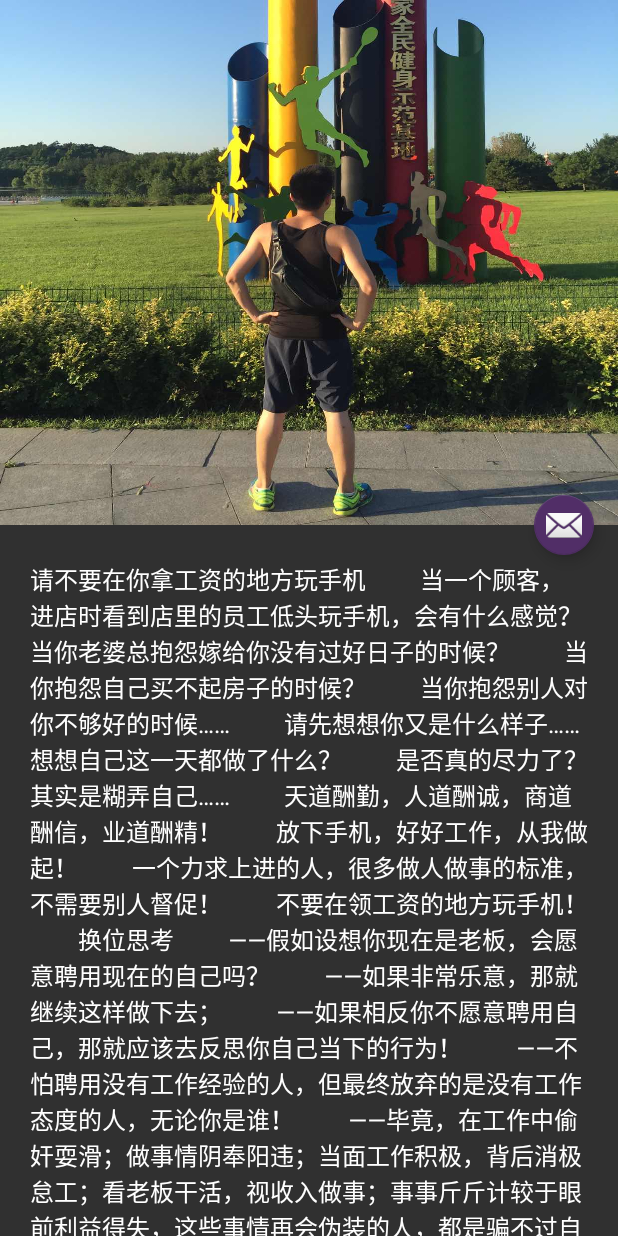
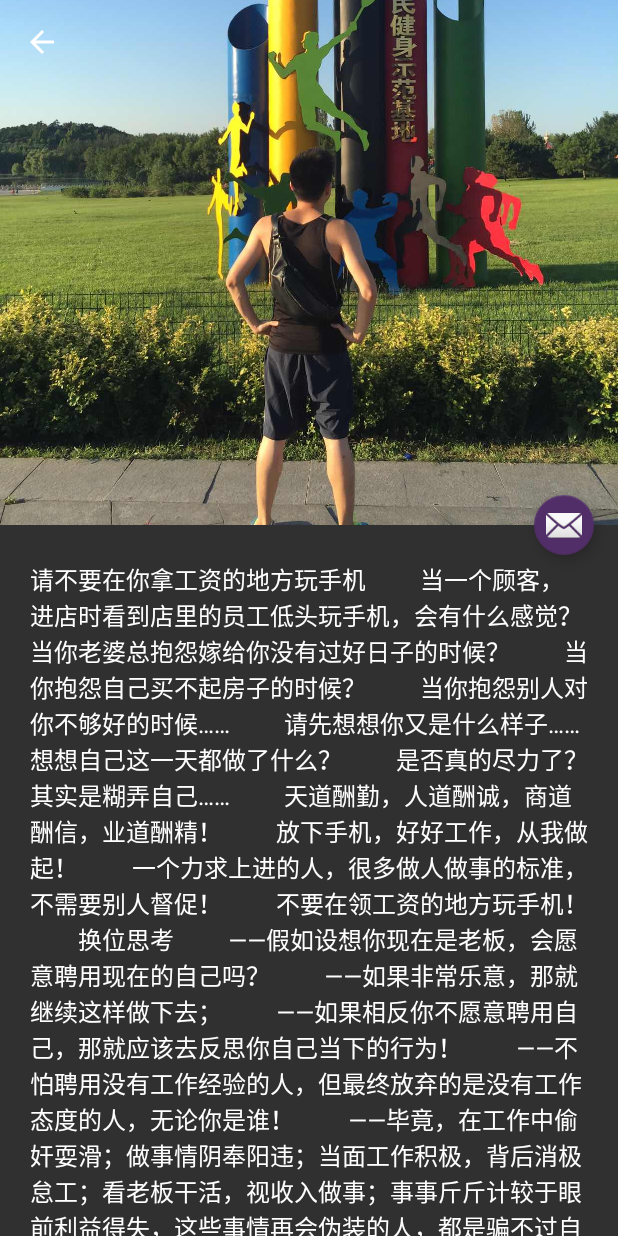
Before and after one commit to KobeBryant824/MaterialDesignSample, an Android app: the DetailActivity screen opened directly, with no data from a screen before it, on a phone screen of 412 x 824 dp. Run offline under Robolectric (Android 15) with nearby library versions, the phone set to English and light mode, and no system bars; pictures from the network do not load; 1 statement that could not run was skipped.

Commit message:
添加透明状态栏属性

```diff
--- a/app/build.gradle
+++ b/app/build.gradle
@@ -35,6 +35,6 @@ dependencies {
     compile 'com.android.support:cardview-v7:25.3.1'
     compile 'com.android.support:palette-v7:25.3.1'
     compile 'com.android.support:percent:25.3.1'
-
     compile 'com.github.jdsjlzx:LRecyclerView:1.4.2'
+    compile 'com.github.bumptech.glide:glide:3.7.0'
 }
--- a/app/src/main/AndroidManifest.xml
+++ b/app/src/main/AndroidManifest.xml
@@ -3,6 +3,7 @@
           package="com.cxh.materialdesignsample">
 
     <uses-permission android:name="android.permission.ACCESS_NETWORK_STATE"/>
+    <uses-permission android:name="android.permission.INTERNET"/>
 
     <application
             android:allowBackup="true"
--- a/app/src/main/java/com/cxh/materialdesignsample/activity/BaseActivity.java
+++ b/app/src/main/java/com/cxh/materialdesignsample/activity/BaseActivity.java
@@ -1,5 +1,6 @@
 package com.cxh.materialdesignsample.activity;
 
+import android.support.v7.app.ActionBar;
 import android.support.v7.app.AppCompatActivity;
 import android.support.v7.widget.Toolbar;
 
@@ -12,8 +13,10 @@ public class BaseActivity extends AppCompatActivity {
         Toolbar toolbar = (Toolbar) findViewById(R.id.toolbar);
         toolbar.setTitle(title);
         setSupportActionBar(toolbar);
-        getSupportActionBar().setDisplayHomeAsUpEnabled(true);
+        if (getSupportActionBar() != null)
+            getSupportActionBar().setDisplayHomeAsUpEnabled(true);
         return toolbar;
+
     }
 
     // ToolBar返回回调
--- a/app/src/main/java/com/cxh/materialdesignsample/activity/DetailActivity.java
+++ b/app/src/main/java/com/cxh/materialdesignsample/activity/DetailActivity.java
@@ -2,8 +2,10 @@ package com.cxh.materialdesignsample.activity;
 
 import android.app.Activity;
 import android.content.Intent;
+import android.graphics.Color;
 import android.os.Build;
 import android.os.Bundle;
+import android.support.design.widget.AppBarLayout;
 import android.support.design.widget.CollapsingToolbarLayout;
 import android.support.design.widget.FloatingActionButton;
 import android.support.design.widget.Snackbar;
@@ -17,8 +19,13 @@ import android.view.View;
 import android.view.animation.AccelerateDecelerateInterpolator;
 import android.widget.ImageView;
 
+import com.bumptech.glide.Glide;
 import com.cxh.materialdesignsample.AppConstants;
 import com.cxh.materialdesignsample.R;
+
+import static com.cxh.materialdesignsample.R.id.showImage;
+import static com.cxh.materialdesignsample.adapter.HomeContentAdapter.path1;
+import static com.cxh.materialdesignsample.adapter.HomeContentAdapter.path2;
 
 public class DetailActivity extends BaseActivity {
     private static final String ACTION_CODE = "ilovekobebryant";
@@ -33,31 +40,38 @@ public class DetailActivity extends BaseActivity {
 
         setupToolbar("");
 
+        // 自定义toolbar里标题
         String title = getIntent().getStringExtra("title");
 //        TextView titleTv = (TextView) findViewById(R.id.title_tv);
 //        titleTv.setText(title);
 
-        CollapsingToolbarLayout collapsingToolbar = (CollapsingToolbarLayout) findViewById(R.id.collapsing_toolbar);
+
+        final CollapsingToolbarLayout collapsingToolbar = (CollapsingToolbarLayout) findViewById(R.id.collapsing_toolbar);
         // ToolBar的标题，当CollapsingToolbarLayout全屏没有折叠时，title显示的是大字体，在折叠的过程中，title不断变小到一定大小的效果。你可以调用setTitle(CharSequence)方法设置title。
         collapsingToolbar.setTitle(title);
 
+        ((AppBarLayout) findViewById(R.id.appbar)).addOnOffsetChangedListener(new AppBarLayout.OnOffsetChangedListener() {
+            @Override
+            public void onOffsetChanged(AppBarLayout appBarLayout, int verticalOffset) {
+//                int height = appBarLayout.getHeight() - getSupportActionBar().getHeight() - ViewUtils.getStatusBarHeight(DetailActivity.this); // 状态栏透明
+                int height = appBarLayout.getHeight() - getSupportActionBar().getHeight();
+                int alpha = 255 * (0 - verticalOffset) / height;
+                collapsingToolbar.setExpandedTitleColor(Color.argb(0, 255, 255, 255));
+                collapsingToolbar.setCollapsedTitleTextColor(Color.argb(alpha, 255, 255, 255));
+            }
+        });
+
         int position = this.getIntent().getIntExtra("position", 0);
-        ImageView backdrop = (ImageView) findViewById(R.id.backdrop);
+        final ImageView backdrop = (ImageView) findViewById(R.id.backdrop);
         //设置过渡动画，或者XML android:transitionName=""
 //        ViewCompat.setTransitionName(titleTv, AppConstants.TRANSITION_TITLE);
         ViewCompat.setTransitionName(backdrop, AppConstants.TRANSITION_PIC);
 
         if (position % 2 == 0) {
-            backdrop.setBackgroundResource(R.drawable.ic_head);
-            // 居然不能加载网络图片
-//            Glide
-//                    .with(this)
-//                    .load("https://timgsa.baidu.com/timg?image&quality=80&size=b9999_10000&sec=1491395116513&di=086fb70e4d8f885a99d4d885ea764f22&imgtype=0&src=http%3A%2F%2Fimgmini.eastday.com%2Fmobile%2F20160426045203_a9988af49be1b2286e813a02b0361ab7_1.jpeg")
-//                    .centerCrop()
-//                    .crossFade()
-//                    .into(backdrop);
+            Glide.with(this).load(path1).crossFade().into(backdrop);
+
         } else {
-            backdrop.setBackgroundResource(R.drawable.ic_kobe);
+            Glide.with(this).load(path2).crossFade().into(backdrop);
         }
 
         FloatingActionButton fab = (FloatingActionButton) findViewById(R.id.fab);
--- a/app/src/main/res/layout/activity_detail.xml
+++ b/app/src/main/res/layout/activity_detail.xml
@@ -11,6 +11,7 @@
             android:id="@+id/appbar"
             android:layout_width="match_parent"
             android:layout_height="350dp"
+            android:fitsSystemWindows="true"
             app:theme="@style/AppTheme.AppBarOverlay">
 
         <!--exitUntilCollapsed: 滚动退出屏幕，最后折叠在顶端。-->
@@ -26,8 +27,19 @@
                 android:id="@+id/collapsing_toolbar"
                 android:layout_width="match_parent"
                 android:layout_height="match_parent"
+                android:fitsSystemWindows="true"
                 app:contentScrim="?attr/colorPrimary"
                 app:layout_scrollFlags="scroll|exitUntilCollapsed">
+
+            <ImageView
+                    android:id="@+id/backdrop"
+                    android:layout_width="match_parent"
+                    android:layout_height="match_parent"
+                    android:scaleType="centerCrop"
+                    android:fitsSystemWindows="true"
+                    app:layout_collapseMode="parallax"
+                    app:layout_collapseParallaxMultiplier="0.8"
+                    android:src="@drawable/ic_head"/>
 
             <android.support.v7.widget.Toolbar
                     android:id="@+id/toolbar"
@@ -40,13 +52,6 @@
                         android:layout_width="wrap_content"
                         android:layout_height="wrap_content"/>
             </android.support.v7.widget.Toolbar>
-
-            <ImageView
-                    android:id="@+id/backdrop"
-                    android:layout_width="match_parent"
-                    app:layout_collapseMode="parallax"
-                    app:layout_collapseParallaxMultiplier="0.8"
-                    android:layout_height="match_parent"/>
 
         </android.support.design.widget.CollapsingToolbarLayout>
     </android.support.design.widget.AppBarLayout>
@@ -68,10 +73,10 @@
             android:layout_width="wrap_content"
             android:layout_height="wrap_content"
             android:layout_margin="@dimen/fab_margin"
-            android:src="@android:drawable/ic_dialog_email"
             app:fabSize="mini"
             app:layout_anchor="@id/appbar"
             app:layout_anchorGravity="bottom|right|end"
-            app:rippleColor="#000000"/>
+            app:rippleColor="#000000"
+            android:src="@android:drawable/ic_dialog_email"/>
 
 </android.support.design.widget.CoordinatorLayout>
--- a/app/src/main/res/values-night/styles.xml
+++ b/app/src/main/res/values-night/styles.xml
@@ -7,6 +7,8 @@
         <item name="colorAccent">@color/colorAccent</item>
         <item name="windowActionBar">false</item>
         <item name="windowNoTitle">true</item>
+        <item name="android:windowTranslucentStatus">true</item>
+        <item name="android:windowIsTranslucent">true</item>
     </style>
 
 </resources>
--- a/app/src/main/res/values/styles.xml
+++ b/app/src/main/res/values/styles.xml
@@ -10,6 +10,9 @@
         <item name="colorAccent">@color/colorAccent</item>
         <item name="windowActionBar">false</item>
         <item name="windowNoTitle">true</item>
+        <item name="android:windowTranslucentStatus">true</item>
+        <item name="android:windowIsTranslucent">true</item>
+
     </style>
 
     <style name="AppTheme.AppBarOverlay" parent="ThemeOverlay.AppCompat.Dark.ActionBar"/>
```
Also changed, not shown: app/src/main/java/com/cxh/materialdesignsample/adapter/HomeContentAdapter.java (+8 -3 lines), app/src/main/res/layout/list_item_home_content.xml (+4 -8 lines).
